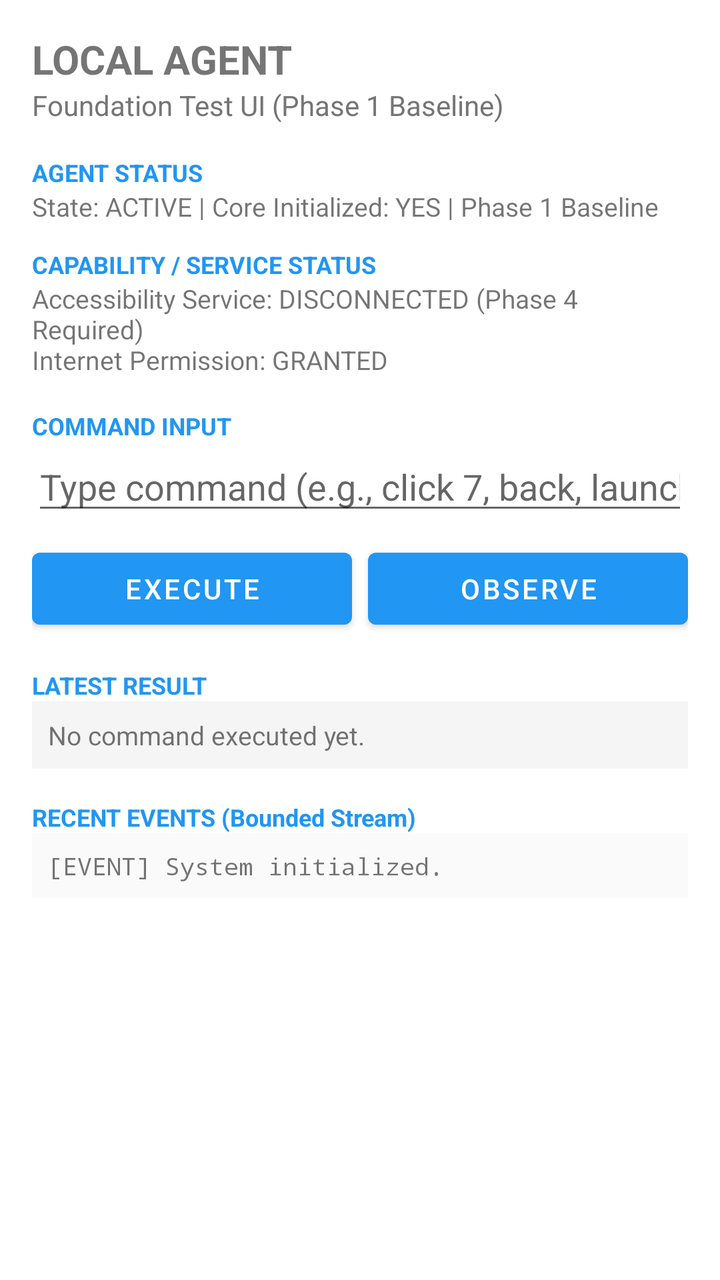
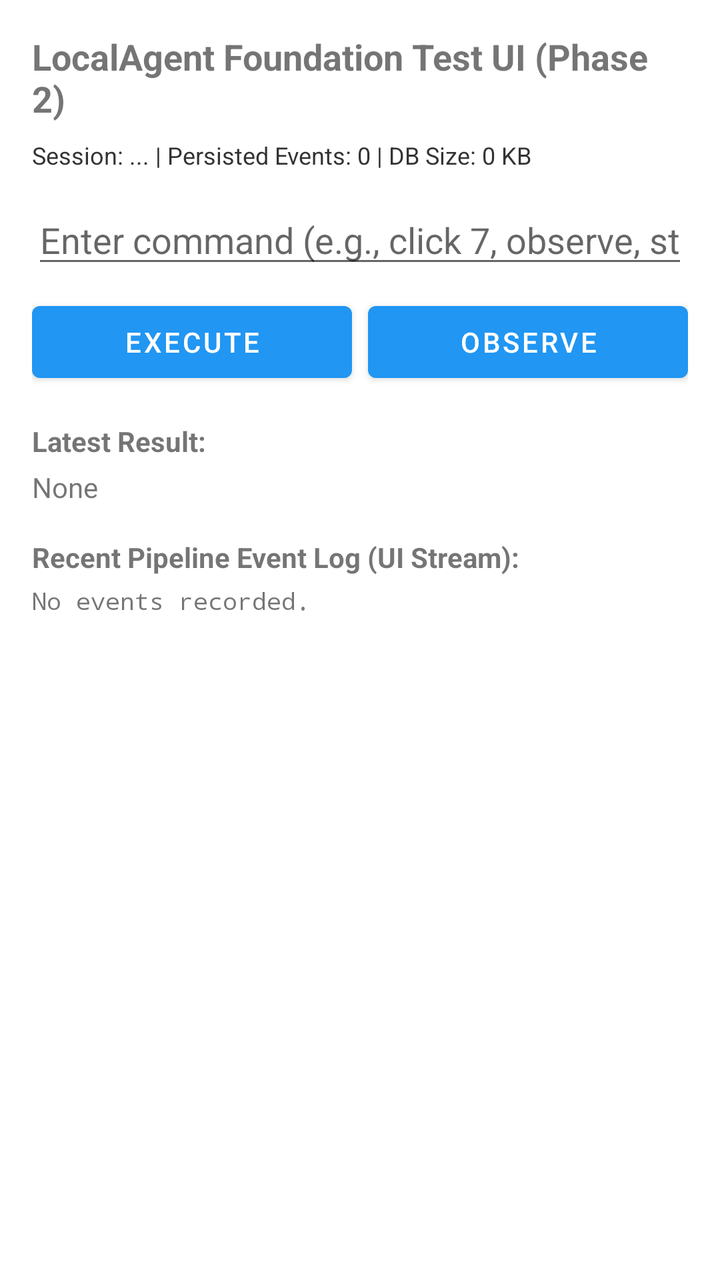

Two renders of the same Android screen: before a commit and after it. Below are the layout's source before the change and the commit's diff.
<!-- AndroidManifest.xml: application theme Theme.LocalAgent -->
<!-- res/layout/activity_main.xml -->
<?xml version="1.0" encoding="utf-8"?>
<ScrollView xmlns:android="http://schemas.android.com/apk/res/android"
    android:layout_width="match_parent"
    android:layout_height="match_parent"
    android:padding="16dp">

    <LinearLayout
        android:layout_width="match_parent"
        android:layout_height="wrap_content"
        android:orientation="vertical">

        
        <TextView
            android:layout_width="wrap_content"
            android:layout_height="wrap_content"
            android:text="LOCAL AGENT"
            android:textSize="20sp"
            android:textStyle="bold" />

        <TextView
            android:layout_width="wrap_content"
            android:layout_height="wrap_content"
            android:text="Foundation Test UI (Phase 1 Baseline)"
            android:textSize="14sp"
            android:textColor="#757575"
            android:layout_marginBottom="16dp" />

        
        <TextView
            android:layout_width="wrap_content"
            android:layout_height="wrap_content"
            android:text="AGENT STATUS"
            android:textStyle="bold"
            android:textSize="12sp"
            android:textColor="#2196F3" />

        <TextView
            android:id="@+id/tvAgentStatus"
            android:layout_width="match_parent"
            android:layout_height="wrap_content"
            android:text="State: ACTIVE | Core Initialized: YES | Phase 1 Baseline"
            android:textSize="13sp"
            android:layout_marginBottom="12dp" />

        
        <TextView
            android:layout_width="wrap_content"
            android:layout_height="wrap_content"
            android:text="CAPABILITY / SERVICE STATUS"
            android:textStyle="bold"
            android:textSize="12sp"
            android:textColor="#2196F3" />

        <TextView
            android:id="@+id/tvServiceStatus"
            android:layout_width="match_parent"
            android:layout_height="wrap_content"
            android:text="Accessibility Service: DISCONNECTED (Phase 4 Required)\nInternet Permission: GRANTED"
            android:textSize="13sp"
            android:layout_marginBottom="16dp" />

        
        <TextView
            android:layout_width="wrap_content"
            android:layout_height="wrap_content"
            android:text="COMMAND INPUT"
            android:textStyle="bold"
            android:textSize="12sp"
            android:textColor="#2196F3" />

        <EditText
            android:id="@+id/etCommandInput"
            android:layout_width="match_parent"
            android:layout_height="wrap_content"
            android:hint="Type command (e.g., click 7, back, launch Settings)"
            android:inputType="text"
            android:layout_marginBottom="8dp" />

        <LinearLayout
            android:layout_width="match_parent"
            android:layout_height="wrap_content"
            android:orientation="horizontal"
            android:layout_marginBottom="16dp">

            <Button
                android:id="@+id/btnExecute"
                android:layout_width="0dp"
                android:layout_height="wrap_content"
                android:layout_weight="1"
                android:text="EXECUTE"
                android:layout_marginEnd="8dp" />

            <Button
                android:id="@+id/btnObserve"
                android:layout_width="0dp"
                android:layout_height="wrap_content"
                android:layout_weight="1"
                android:text="OBSERVE" />
        </LinearLayout>

        
        <TextView
            android:layout_width="wrap_content"
            android:layout_height="wrap_content"
            android:text="LATEST RESULT"
            android:textStyle="bold"
            android:textSize="12sp"
            android:textColor="#2196F3" />

        <TextView
            android:id="@+id/tvLatestResult"
            android:layout_width="match_parent"
            android:layout_height="wrap_content"
            android:text="No command executed yet."
            android:textSize="13sp"
            android:padding="8dp"
            android:background="#F5F5F5"
            android:layout_marginBottom="16dp" />

        
        <TextView
            android:layout_width="wrap_content"
            android:layout_height="wrap_content"
            android:text="RECENT EVENTS (Bounded Stream)"
            android:textStyle="bold"
            android:textSize="12sp"
            android:textColor="#2196F3" />

        <TextView
            android:id="@+id/tvRecentEvents"
            android:layout_width="match_parent"
            android:layout_height="wrap_content"
            android:text="[EVENT] System initialized."
            android:textSize="12sp"
            android:fontFamily="monospace"
            android:padding="8dp"
            android:background="#FAFAFA" />

    </LinearLayout>
</ScrollView>
<!-- resources referenced by this layout -->
<resources>
  <style name="Theme.LocalAgent" parent="Theme.MaterialComponents.DayNight.DarkActionBar">
          <item name="colorPrimary">#2196F3</item>
          <item name="colorPrimaryVariant">#1976D2</item>
          <item name="colorOnPrimary">#FFFFFF</item>
          <item name="colorSecondary">#03DAC6</item>
          <item name="colorSecondaryVariant">#018786</item>
          <item name="colorOnSecondary">#000000</item>
      </style>
</resources>

<!-- the commit's change to res/layout/activity_main.xml (unified diff, before → after) -->
@@ -1,140 +1,94 @@
 <?xml version="1.0" encoding="utf-8"?>
-<ScrollView xmlns:android="http://schemas.android.com/apk/res/android"
+<LinearLayout xmlns:android="http://schemas.android.com/apk/res/android"
     android:layout_width="match_parent"
     android:layout_height="match_parent"
+    android:orientation="vertical"
     android:padding="16dp">
+
+    <TextView
+        android:id="@+id/tvTitle"
+        android:layout_width="match_parent"
+        android:layout_height="wrap_content"
+        android:text="LocalAgent Foundation Test UI (Phase 2)"
+        android:textSize="18sp"
+        android:textStyle="bold" />
+
+    <TextView
+        android:id="@+id/tvStorageDiagnostics"
+        android:layout_width="match_parent"
+        android:layout_height="wrap_content"
+        android:layout_marginTop="8dp"
+        android:text="Session: ... | Persisted Events: 0 | DB Size: 0 KB"
+        android:textSize="12sp"
+        android:textColor="#333333" />
+
+    <EditText
+        android:id="@+id/etCommandInput"
+        android:layout_width="match_parent"
+        android:layout_height="wrap_content"
+        android:layout_marginTop="12dp"
+        android:hint="Enter command (e.g., click 7, observe, status)"
+        android:inputType="text" />
 
     <LinearLayout
         android:layout_width="match_parent"
         android:layout_height="wrap_content"
-        android:orientation="vertical">
+        android:layout_marginTop="8dp"
+        android:orientation="horizontal">
 
-        
-        <TextView
-            android:layout_width="wrap_content"
+        <Button
+            android:id="@+id/btnExecute"
+            android:layout_width="0dp"
             android:layout_height="wrap_content"
-            android:text="LOCAL AGENT"
-            android:textSize="20sp"
-            android:textStyle="bold" />
+            android:layout_weight="1"
+            android:text="Execute" />
 
-        <TextView
-            android:layout_width="wrap_content"
+        <Button
+            android:id="@+id/btnObserve"
+            android:layout_width="0dp"
             android:layout_height="wrap_content"
-            android:text="Foundation Test UI (Phase 1 Baseline)"
-            android:textSize="14sp"
-            android:textColor="#757575"
-            android:layout_marginBottom="16dp" />
+            android:layout_weight="1"
+            android:layout_marginStart="8dp"
+            android:text="Observe" />
+    </LinearLayout>
 
-        
-        <TextView
-            android:layout_width="wrap_content"
-            android:layout_height="wrap_content"
-            android:text="AGENT STATUS"
-            android:textStyle="bold"
-            android:textSize="12sp"
-            android:textColor="#2196F3" />
+    <TextView
+        android:id="@+id/tvLatestResultHeader"
+        android:layout_width="match_parent"
+        android:layout_height="wrap_content"
+        android:layout_marginTop="16dp"
+        android:text="Latest Result:"
+        android:textStyle="bold" />
 
-        <TextView
-            android:id="@+id/tvAgentStatus"
-            android:layout_width="match_parent"
-            android:layout_height="wrap_content"
-            android:text="State: ACTIVE | Core Initialized: YES | Phase 1 Baseline"
-            android:textSize="13sp"
-            android:layout_marginBottom="12dp" />
+    <TextView
+        android:id="@+id/tvLatestResult"
+        android:layout_width="match_parent"
+        android:layout_height="wrap_content"
+        android:layout_marginTop="4dp"
+        android:text="None"
+        android:textSize="14sp" />
 
-        
-        <TextView
-            android:layout_width="wrap_content"
-            android:layout_height="wrap_content"
-            android:text="CAPABILITY / SERVICE STATUS"
-            android:textStyle="bold"
-            android:textSize="12sp"
-            android:textColor="#2196F3" />
+    <TextView
+        android:id="@+id/tvRecentEventsHeader"
+        android:layout_width="match_parent"
+        android:layout_height="wrap_content"
+        android:layout_marginTop="16dp"
+        android:text="Recent Pipeline Event Log (UI Stream):"
+        android:textStyle="bold" />
 
-        <TextView
-            android:id="@+id/tvServiceStatus"
-            android:layout_width="match_parent"
-            android:layout_height="wrap_content"
-            android:text="Accessibility Service: DISCONNECTED (Phase 4 Required)\nInternet Permission: GRANTED"
-            android:textSize="13sp"
-            android:layout_marginBottom="16dp" />
-
-        
-        <TextView
-            android:layout_width="wrap_content"
-            android:layout_height="wrap_content"
-            android:text="COMMAND INPUT"
-            android:textStyle="bold"
-            android:textSize="12sp"
-            android:textColor="#2196F3" />
-
-        <EditText
-            android:id="@+id/etCommandInput"
-            android:layout_width="match_parent"
-            android:layout_height="wrap_content"
-            android:hint="Type command (e.g., click 7, back, launch Settings)"
-            android:inputType="text"
-            android:layout_marginBottom="8dp" />
-
-        <LinearLayout
-            android:layout_width="match_parent"
-            android:layout_height="wrap_content"
-            android:orientation="horizontal"
-            android:layout_marginBottom="16dp">
-
-            <Button
-                android:id="@+id/btnExecute"
-                android:layout_width="0dp"
-                android:layout_height="wrap_content"
-                android:layout_weight="1"
-                android:text="EXECUTE"
-                android:layout_marginEnd="8dp" />
-
-            <Button
-                android:id="@+id/btnObserve"
-                android:layout_width="0dp"
-                android:layout_height="wrap_content"
-                android:layout_weight="1"
-                android:text="OBSERVE" />
-        </LinearLayout>
-
-        
-        <TextView
-            android:layout_width="wrap_content"
-            android:layout_height="wrap_content"
-            android:text="LATEST RESULT"
-            android:textStyle="bold"
-            android:textSize="12sp"
-            android:textColor="#2196F3" />
-
-        <TextView
-            android:id="@+id/tvLatestResult"
-            android:layout_width="match_parent"
-            android:layout_height="wrap_content"
-            android:text="No command executed yet."
-            android:textSize="13sp"
-            android:padding="8dp"
-            android:background="#F5F5F5"
-            android:layout_marginBottom="16dp" />
-
-        
-        <TextView
-            android:layout_width="wrap_content"
-            android:layout_height="wrap_content"
-            android:text="RECENT EVENTS (Bounded Stream)"
-            android:textStyle="bold"
-            android:textSize="12sp"
-            android:textColor="#2196F3" />
+    <ScrollView
+        android:layout_width="match_parent"
+        android:layout_height="0dp"
+        android:layout_weight="1"
+        android:layout_marginTop="4dp">
 
         <TextView
             android:id="@+id/tvRecentEvents"
             android:layout_width="match_parent"
             android:layout_height="wrap_content"
-            android:text="[EVENT] System initialized."
+            android:text="No events recorded."
             android:textSize="12sp"
-            android:fontFamily="monospace"
-            android:padding="8dp"
-            android:background="#FAFAFA" />
+            android:fontFamily="monospace" />
+    </ScrollView>
 
-    </LinearLayout>
-</ScrollView>
+</LinearLayout>
